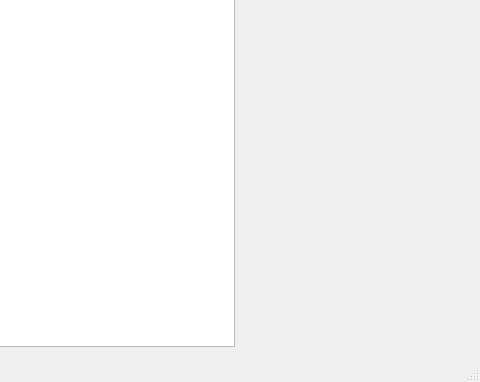
This is mainwindow.ui in SzymonGamrat/multiscale as Qt 5 draws it before an edit; both pictures show x 846 to 1326 and y 284 to 666 of the 1326 by 666 pixel window. The edited form follows.
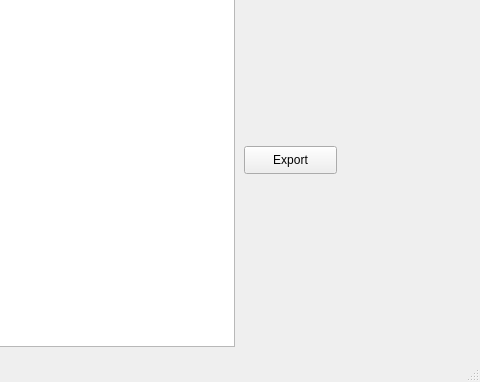
This is the edited form.

Patch:
```diff
--- a/mainwindow.ui
+++ b/mainwindow.ui
@@ -118,6 +118,19 @@
      <string>CheckBox</string>
     </property>
    </widget>
+   <widget class="QPushButton" name="pushButton_2">
+    <property name="geometry">
+     <rect>
+      <x>1090</x>
+      <y>430</y>
+      <width>93</width>
+      <height>28</height>
+     </rect>
+    </property>
+    <property name="text">
+     <string>Export</string>
+    </property>
+   </widget>
   </widget>
   <widget class="QMenuBar" name="menubar">
    <property name="geometry">
```
